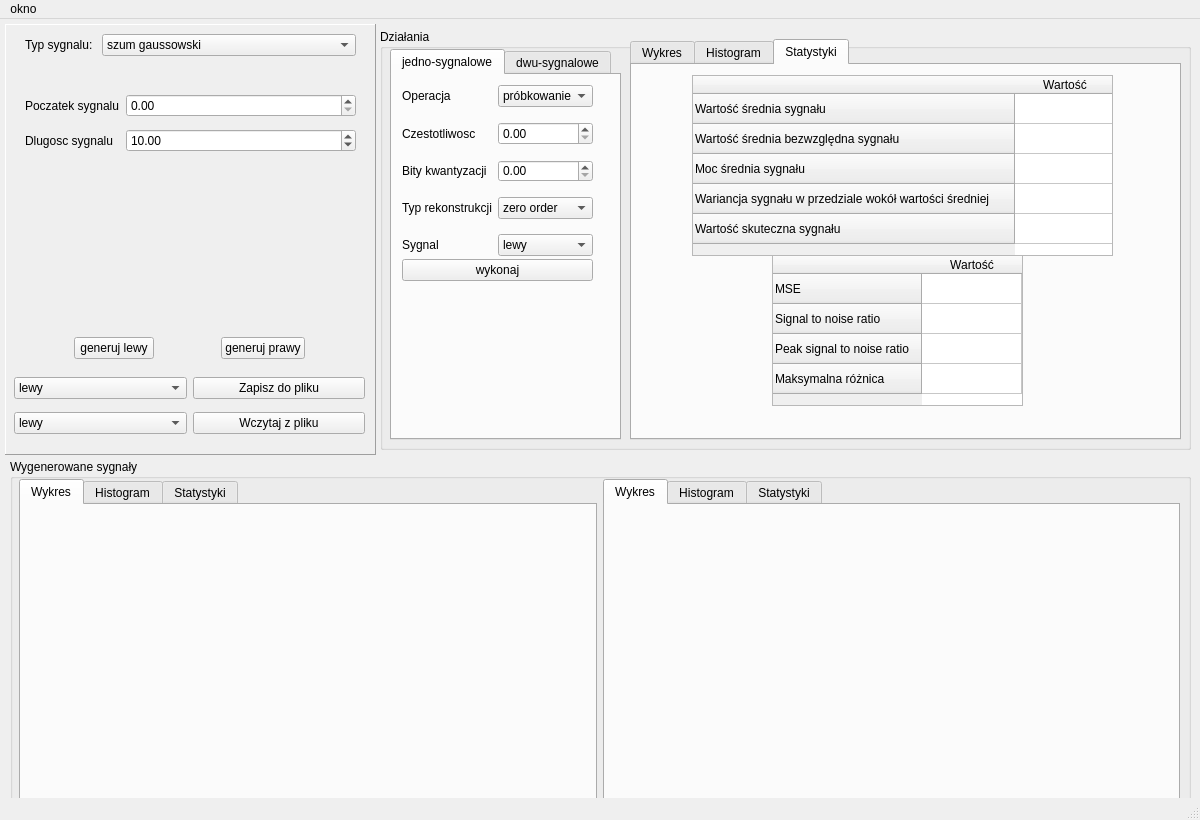
Old version of the form gui/gui_design.ui in the repository kwisnia/sygnaly.
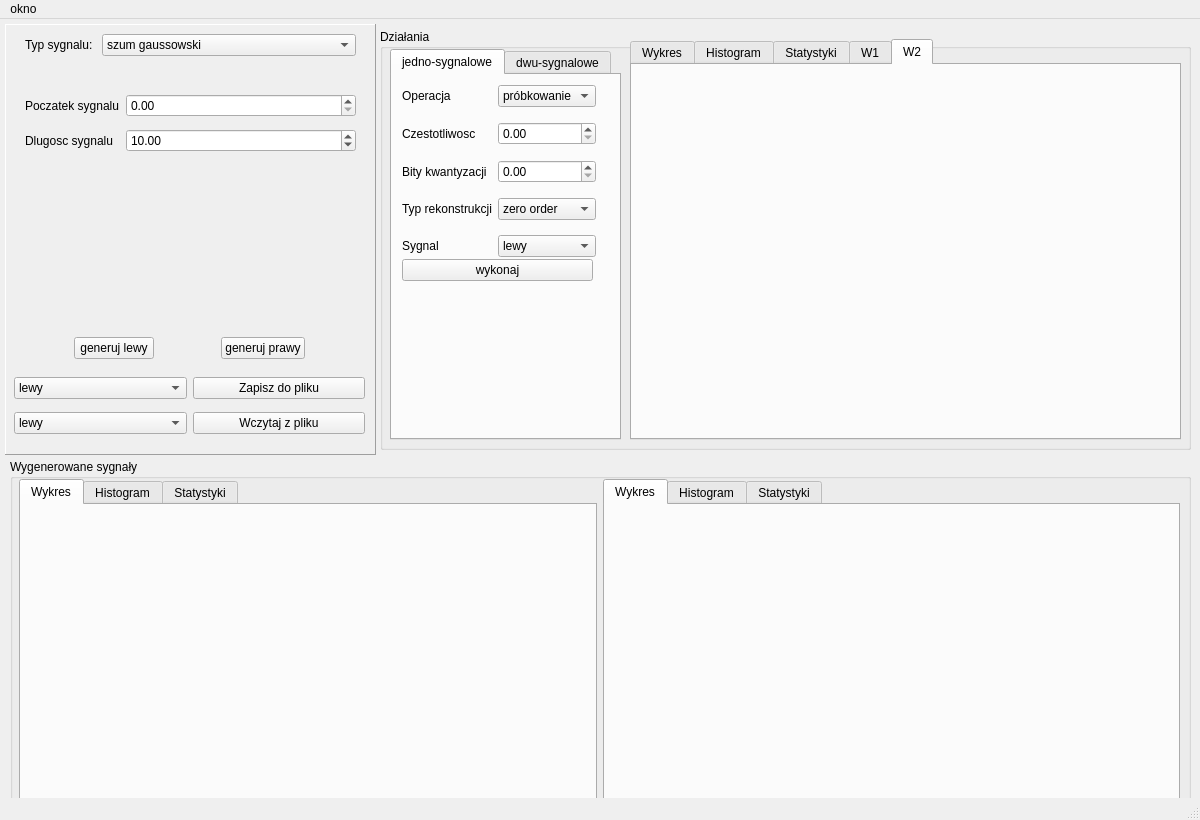
New version of the form.

Commit message: Wrote something idk

Diff of the .ui file:
```diff
--- a/gui/gui_design.ui
+++ b/gui/gui_design.ui
@@ -35,7 +35,7 @@
        <x>20</x>
        <y>10</y>
        <width>331</width>
-       <height>22</height>
+       <height>24</height>
       </rect>
      </property>
      <layout class="QFormLayout" name="typSygnalLayout">
@@ -1567,7 +1567,7 @@
       </rect>
      </property>
      <property name="currentIndex">
-      <number>2</number>
+      <number>4</number>
      </property>
      <widget class="QWidget" name="wykresWynikowyTab">
       <attribute name="title">
@@ -1738,6 +1738,38 @@
        </layout>
       </widget>
      </widget>
+     <widget class="QWidget" name="wykresW1Tab">
+      <attribute name="title">
+       <string>W1</string>
+      </attribute>
+      <widget class="QWidget" name="verticalLayoutWidget_16">
+       <property name="geometry">
+        <rect>
+         <x>0</x>
+         <y>10</y>
+         <width>541</width>
+         <height>361</height>
+        </rect>
+       </property>
+       <layout class="QVBoxLayout" name="wykresW1Layout"/>
+      </widget>
+     </widget>
+     <widget class="QWidget" name="wykresW2Tab">
+      <attribute name="title">
+       <string>W2</string>
+      </attribute>
+      <widget class="QWidget" name="verticalLayoutWidget_17">
+       <property name="geometry">
+        <rect>
+         <x>0</x>
+         <y>0</y>
+         <width>541</width>
+         <height>371</height>
+        </rect>
+       </property>
+       <layout class="QVBoxLayout" name="wykresW2Layout"/>
+      </widget>
+     </widget>
     </widget>
     <widget class="QTabWidget" name="dzialaniaTab">
      <property name="geometry">
@@ -1760,8 +1792,8 @@
         <rect>
          <x>10</x>
          <y>10</y>
-         <width>191</width>
-         <height>171</height>
+         <width>194</width>
+         <height>172</height>
         </rect>
        </property>
        <layout class="QFormLayout" name="dzialaniaJednoLayout">
```
Left out of the diff: 17 changed lines with no effect on the pictures. The commit also changes 2 other files.
